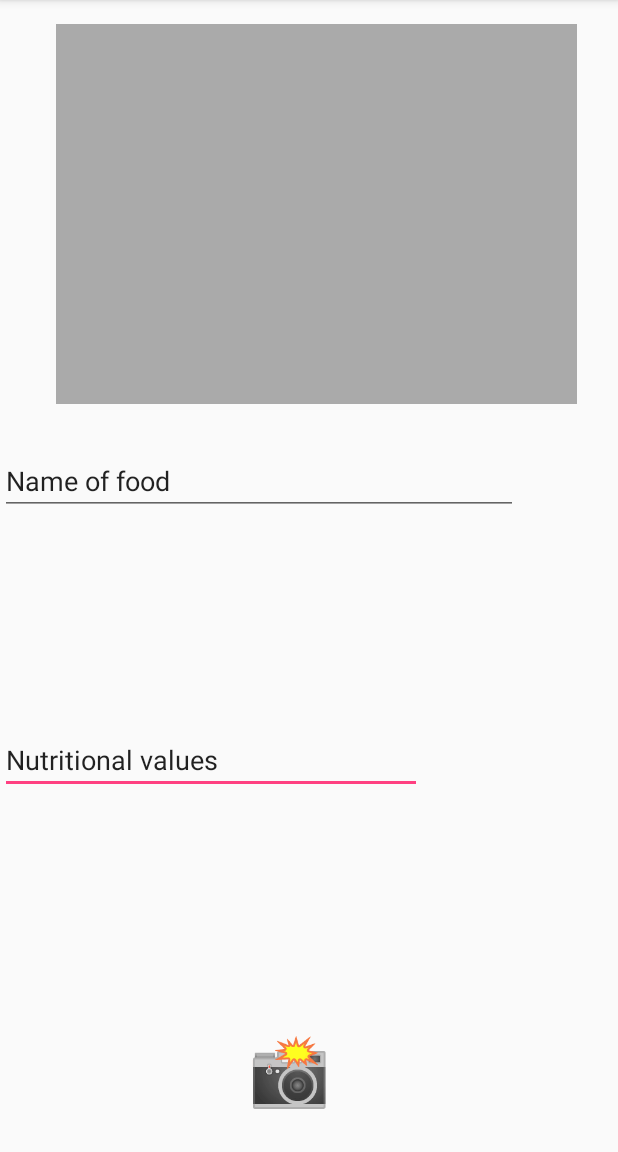
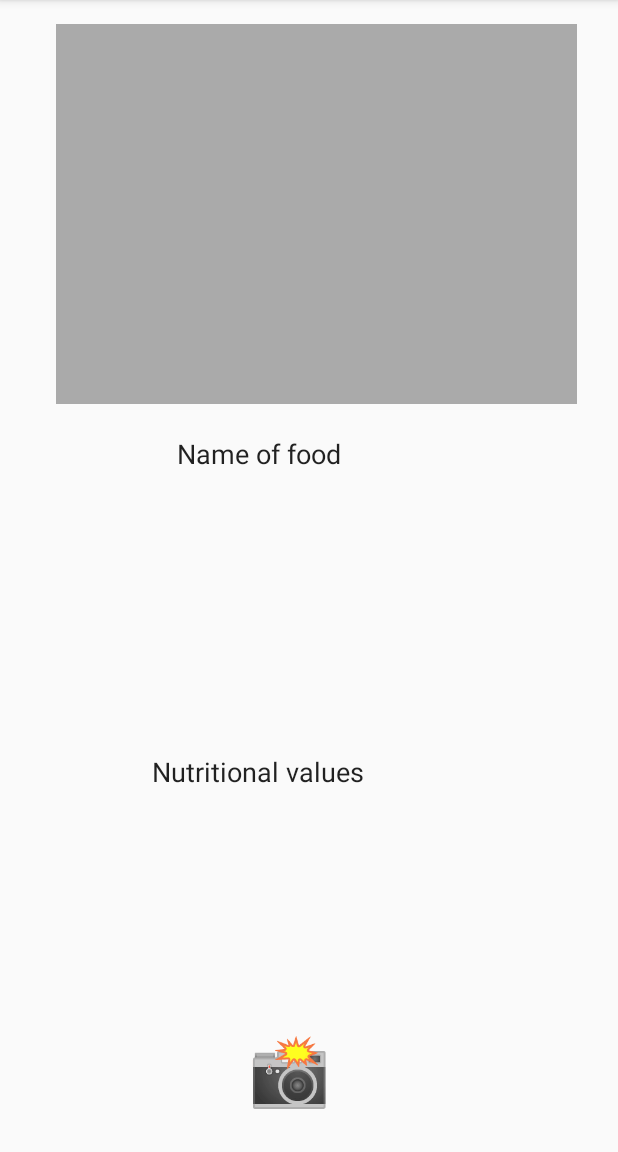
Before and after one commit to arghasarkar/ShazamForFood, an Android app: the screen it shows after launch (MainActivity), on a phone screen of 412 x 824 dp, the part 84-1236 px from its top. Run offline under Robolectric (Android 15) with nearby library versions, the phone set to English and light mode, and no system bars; our stand-ins replace Firebase (no records; nobody signed in at launch, a user with empty details on screens opened directly); libraries missing offline, so code that uses them is left out: clarifai2.api, clarifai2.dto.input.

```diff
--- a/app/src/main/res/layout/activity_main.xml
+++ b/app/src/main/res/layout/activity_main.xml
@@ -40,25 +40,26 @@
         app:layout_constraintRight_toRightOf="parent" />
 
     <EditText
-        android:id="@+id/editText"
-        android:layout_width="281dp"
-        android:layout_height="41dp"
+        android:id="@+id/nutrition"
+        android:layout_width="343dp"
+        android:layout_height="69dp"
         android:layout_marginBottom="8dp"
         android:layout_marginTop="8dp"
+        android:editable="false"
         android:ems="10"
-        android:inputType="textPersonName"
+        android:singleLine="false"
         android:text="Nutritional values"
+        android:inputType="textMultiLine"
+        android:gravity="center"
         app:layout_constraintBottom_toTopOf="@+id/cameraButton"
         app:layout_constraintTop_toBottomOf="@+id/photoImageView"
-        app:layout_constraintVertical_bias="0.608"
-        tools:layout_editor_absoluteX="16dp"
-        android:editable="false"
+        app:layout_constraintVertical_bias="0.637"
+        tools:layout_editor_absoluteX="21dp"
+        android:background="@android:color/transparent"
         />
 
     <EditText
         android:id="@+id/nameOfFood"
-        android:layout_width="345dp"
-        android:layout_height="41dp"
         android:layout_marginBottom="8dp"
         android:layout_marginTop="8dp"
         android:editable="false"
@@ -68,9 +69,16 @@
         android:text="Name of food"
         app:layout_constraintBottom_toTopOf="@+id/cameraButton"
         app:layout_constraintTop_toBottomOf="@+id/photoImageView"
-        app:layout_constraintVertical_bias="0.072"
+        app:layout_constraintVertical_bias="0.01"
         tools:editable="false"
-        tools:layout_editor_absoluteX="22dp"
+        tools:layout_editor_absoluteX="20dp"
+        android:lines="4"
+        android:minLines="4"
+        android:scrollbars="vertical"
+        android:layout_height="43dp"
+        android:layout_width="345dp"
+        android:background="@android:color/transparent"
+        android:gravity="center"
         />
 
 </android.support.constraint.ConstraintLayout>
```
Also changed, not shown: app/src/main/java/com/example/arghasarkar/shazamforfood/MainActivity.kt (+15 -9 lines).
